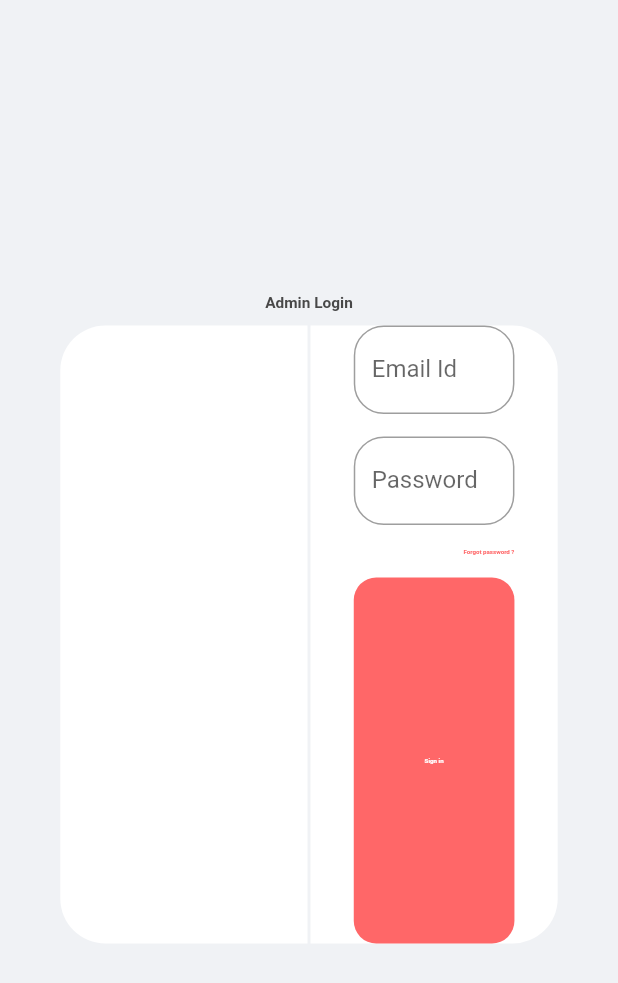
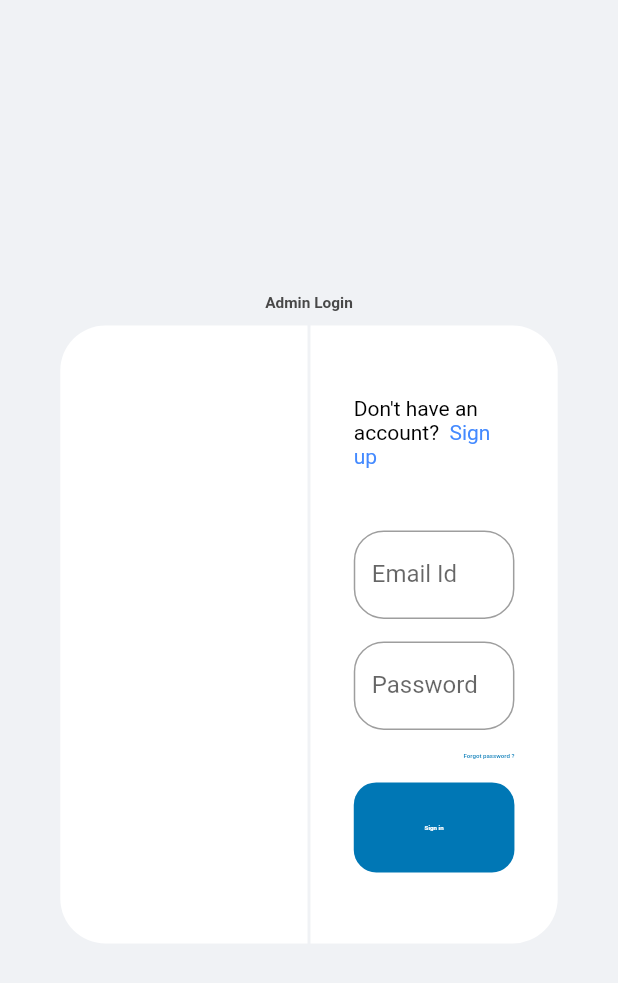
Before and after one commit to shiwam77/academia_admin_panel, a Flutter app: the screen it shows after launch, on a phone screen of 412 x 824 dp. Shown: the top 983 px of the screen. Run offline on Flutter 3.47's test engine with Material 2 defaults, Android fonts, the phone set to English and light mode, and no system bars.

Commit message:
signup Page

```diff
--- a/lib/Color.dart
+++ b/lib/Color.dart
@@ -9,4 +9,6 @@ class AppColors {
   static const Color textColorDark = const Color(0xFF212121);
   static const Color textColorLighter = const Color(0xFF616161);
   static const Color textColorBlackBlue = const Color(0xff484848);
+  static const Color blue = const Color(0xff0077B5);
+
 }
--- a/lib/Screen/login.dart
+++ b/lib/Screen/login.dart
@@ -1,4 +1,6 @@
 import 'package:academia_admin_panel/Color.dart';
+import 'package:academia_admin_panel/Screen/sinup.dart';
+import 'package:flutter/gestures.dart';
 import 'package:flutter/material.dart';
 import 'package:flutter/rendering.dart';
 
@@ -8,6 +10,7 @@ class Login extends StatefulWidget {
 }
 
 class _LoginState extends State<Login> {
+  bool exit = true;
   @override
   Widget build(BuildContext context) {
     return Scaffold(
@@ -33,17 +36,51 @@ class _LoginState extends State<Login> {
                 boxContainer(
                   leftRadius: 30,
                   child: SizedBox(),
+                  context: context
                 ),
 
                 SizedBox(width: 2,),
 
                 boxContainer(
                   rightRadius: 30,
+                  context: context,
                   child: Padding(
                     padding:  EdgeInsets.symmetric(horizontal: MediaQuery.of(context).size.width * .07),
                     child: Column(
                       mainAxisAlignment: MainAxisAlignment.center,
                       children: [
+
+                        MouseRegion(
+                          onEnter: (value){
+                            setState(() {
+                              exit = false;
+                            });
+                          },
+                          onExit: (value){
+                            setState(() {
+                              exit = true;
+                            });
+
+                          },
+                          child: RichText(text:
+                          TextSpan(text:"Don't have an account? ",style: TextStyle(color: Colors.black,),
+                          children: <TextSpan>[
+                            TextSpan(text: ' Sign up', style: TextStyle(color: Colors.blueAccent,
+                              decoration: !exit ? TextDecoration.underline:TextDecoration.none,
+                              fontSize: !exit ? 15:14,
+                            ),
+                                recognizer: TapGestureRecognizer()
+                                  ..onTap = () {
+                                    Navigator.push(
+                                      context,
+                                      MaterialPageRoute(builder: (context) => SignUP()),
+                                    );
+                                  }
+                            )
+                          ]),),
+                        ),
+
+                        SizedBox(height:MediaQuery.of(context).size.height * .05 ,),
 
                         TextField(
                           decoration: InputDecoration(
@@ -71,16 +108,14 @@ class _LoginState extends State<Login> {
                         Align(
                           alignment: Alignment.bottomRight,
                           child: Text("Forgot password ?",style: TextStyle(
-                              color: AppColors.redAccent,
+                              color: AppColors.blue,
                               fontSize: MediaQuery.of(context).size.width * .010,
-                              fontWeight: FontWeight.bold
+                              fontWeight: FontWeight.w500
                           ),),
                         ),
                         SizedBox(height: 15,),
 
-                        Expanded(
-                          flex: 1,
-                          child: InkWell(
+                        InkWell(
                          onTap: ()=> print("clicked"),
                           child: Container(
                             height: 60,
@@ -88,14 +123,13 @@ class _LoginState extends State<Login> {
                             alignment: Alignment.center,
                             decoration: BoxDecoration(
                               borderRadius: BorderRadius.circular(15),
-                                color: AppColors.redAccent,
+                              color: AppColors.blue,
                             ),
                             child: Text("Sign in",style: TextStyle(
                                 color: AppColors.white,
                                 fontSize: MediaQuery.of(context).size.width * .01,
                                 fontWeight: FontWeight.bold
                             )),
-                            ),
                           ),
                         ),
 
@@ -111,8 +145,8 @@ class _LoginState extends State<Login> {
       ),
     );
   }
-
-  Widget boxContainer({@required Widget child,double rightRadius, double leftRadius}){
+}
+Widget boxContainer({@required Widget child,double rightRadius, double leftRadius,BuildContext context}){
   rightRadius = rightRadius == null? 0 : rightRadius;
   leftRadius = leftRadius  == null? 0 : leftRadius;
   return Container(
@@ -125,4 +159,3 @@ class _LoginState extends State<Login> {
     child:  child,
   );
 }
-}
```
Also changed, not shown: lib/Screen/sinup.dart (+194 -0 lines), lib/main.dart (+4 -66 lines). Lines whose indentation alone changed are shown as unchanged.
